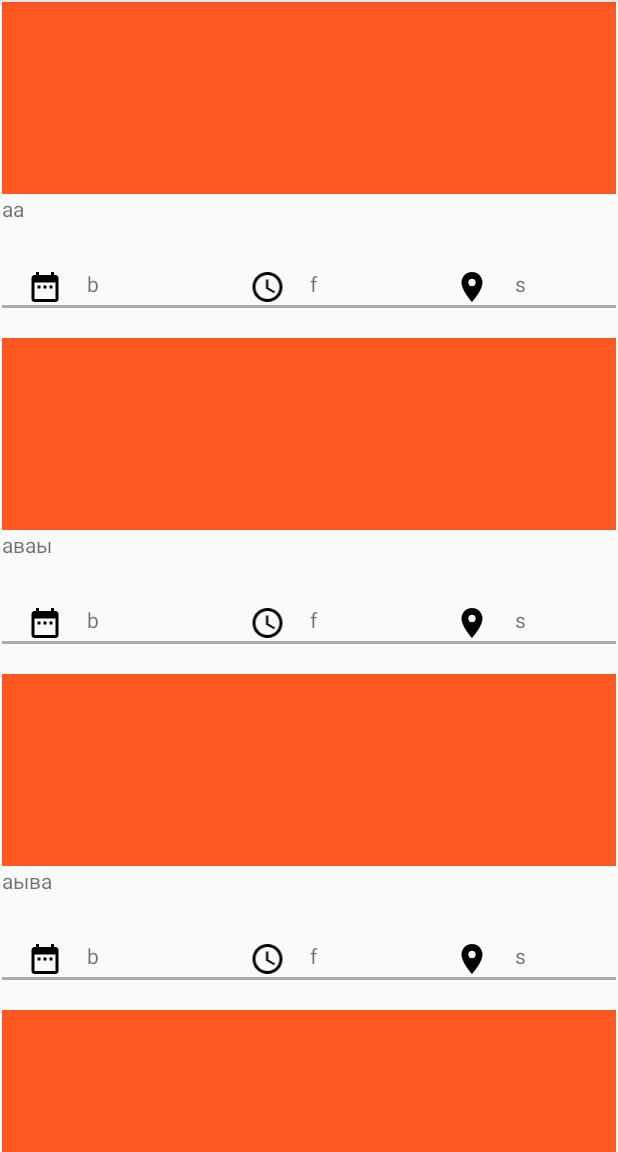
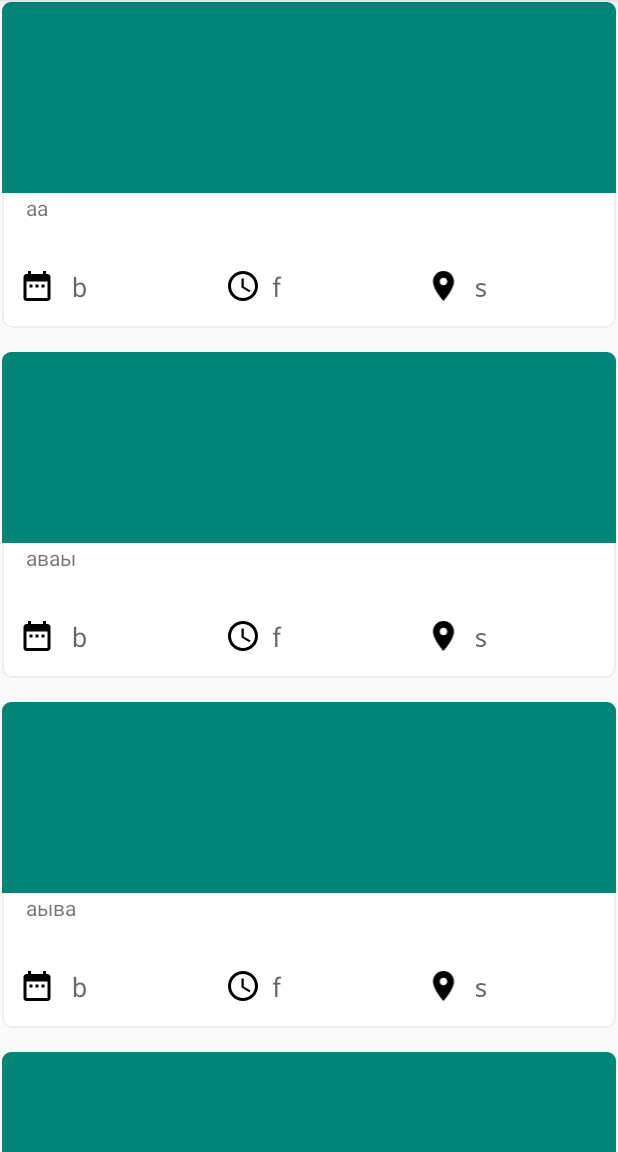
Before and after one commit to vladcto/Samsung-PartyUp, an Android app: the screen it shows after launch (MainActivity), on a phone screen of 412 x 824 dp, the part 84-1236 px from its top. Run offline under Robolectric (Android 15) with nearby library versions, the phone set to English and light mode, and no system bars.

Commit message:
Улучшил дизайн, сделал нижнее округление и нормальные отступы.

```diff
--- a/app/build.gradle
+++ b/app/build.gradle
@@ -30,4 +30,5 @@ dependencies {
     androidTestImplementation 'androidx.test.ext:junit:1.1.0'
     androidTestImplementation 'androidx.test.espresso:espresso-core:3.1.1'
     implementation 'androidx.recyclerview:recyclerview:1.1.0'
+    implementation 'androidx.cardview:cardview:1.0.0'
 }
--- /dev/null
+++ b/app/src/main/res/drawable/border.xml
@@ -0,0 +1,8 @@
+<?xml version="1.0" encoding="utf-8"?>
+<shape xmlns:android="http://schemas.android.com/apk/res/android"
+    android:shape="rectangle">
+    <stroke
+        android:width="1dp"
+        android:color="@color/colorBorder" />
+    <corners android:radius="6dp" />
+</shape>
--- /dev/null
+++ b/app/src/main/res/drawable/border_up.xml
@@ -0,0 +1,12 @@
+<shape xmlns:android="http://schemas.android.com/apk/res/android"
+    android:shape="rectangle">
+
+    <corners
+        android:bottomLeftRadius="0dp"
+        android:bottomRightRadius="0dp"
+        android:topLeftRadius="6dp"
+        android:topRightRadius="6dp" />
+
+    <solid android:color="@android:color/transparent" />
+
+</shape>
--- a/app/src/main/res/layout/list_party.xml
+++ b/app/src/main/res/layout/list_party.xml
@@ -4,18 +4,47 @@
     xmlns:tools="http://schemas.android.com/tools"
     android:layout_width="match_parent"
     android:layout_height="wrap_content"
+    android:gravity="top"
     android:orientation="vertical">
+
+    <androidx.cardview.widget.CardView
+        android:id="@+id/card_view"
+
+        android:layout_width="match_parent"
+        android:layout_height="match_parent"
+        android:layout_weight="0"
+        android:background="@drawable/border"
+        app:cardCornerRadius="6dp"
+        app:cardElevation="0dp"
+        app:cardPreventCornerOverlap="false"
+        app:cardUseCompatPadding="false">
+
+        <LinearLayout
+
+            android:layout_width="match_parent"
+            android:layout_height="match_parent"
+            android:orientation="vertical"
+            android:background="@drawable/border">
 
             <ImageView
                 android:id="@+id/imageParty"
                 android:layout_width="match_parent"
-        android:layout_height="128dp"
-        app:srcCompat="?attr/colorError" />
+                android:layout_height="127dp"
+                android:layout_gravity="bottom"
+                android:background="@drawable/border_up"
+                android:cropToPadding="true"
+                android:scaleType="fitCenter"
+                app:srcCompat="@color/colorPrimary" />
 
             <LinearLayout
                 android:layout_width="match_parent"
                 android:layout_height="wrap_content"
                 android:orientation="horizontal">
+
+                <Space
+                    android:layout_width="16dp"
+                    android:layout_height="match_parent"
+                    android:layout_weight="0" />
 
                 <TextView
                     android:id="@+id/textDescrip"
@@ -31,8 +60,8 @@
 
                 <ImageView
                     android:id="@+id/imageCalendar"
-            android:layout_width="wrap_content"
-            android:layout_height="wrap_content"
+                    android:layout_width="32dp"
+                    android:layout_height="match_parent"
                     android:layout_weight="1"
                     android:scaleType="centerInside"
                     app:srcCompat="@drawable/ic_date_range_black_24dp"
@@ -40,10 +69,11 @@
 
                 <TextView
                     android:id="@+id/textDate"
-            android:layout_width="92dp"
-            android:layout_height="wrap_content"
-            android:layout_weight="0"
-            android:text="TextView" />
+                    android:layout_width="80dp"
+                    android:layout_height="match_parent"
+                    android:layout_weight="1"
+                    android:text="TextView"
+                    android:textAppearance="@style/TextAppearance.AppCompat.Medium" />
 
                 <ImageView
                     android:id="@+id/imageView2"
@@ -54,10 +84,11 @@
 
                 <TextView
                     android:id="@+id/textTime"
-            android:layout_width="46dp"
-            android:layout_height="wrap_content"
+                    android:layout_width="80dp"
+                    android:layout_height="match_parent"
                     android:layout_weight="1"
-            android:text="TextView" />
+                    android:text="TextView"
+                    android:textAppearance="@style/TextAppearance.AppCompat.Medium" />
 
                 <ImageView
                     android:id="@+id/imageView3"
@@ -68,19 +99,24 @@
 
                 <TextView
                     android:id="@+id/textGeo"
-            android:layout_width="34dp"
-            android:layout_height="wrap_content"
+                    android:layout_width="80dp"
+                    android:layout_height="match_parent"
                     android:layout_weight="1"
-            android:text="TextView" />
+                    android:fontFamily="monospace"
+                    android:text="TextView"
+                    android:textAppearance="@style/TextAppearance.AppCompat.Medium" />
+
             </LinearLayout>
 
-    <ImageView
-        android:id="@+id/imageView"
-        android:layout_width="match_parent"
-        android:layout_height="2dp"
-        app:srcCompat="@android:color/darker_gray" />
+            <Space
+                android:layout_width="wrap_content"
+                android:layout_height="16dp"
+                android:layout_weight="1" />
+
+        </LinearLayout>
+    </androidx.cardview.widget.CardView>
 
     <Space
         android:layout_width="match_parent"
-        android:layout_height="20dp" />
+        android:layout_height="16dp" />
 </LinearLayout>
--- a/app/src/main/res/values/colors.xml
+++ b/app/src/main/res/values/colors.xml
@@ -3,4 +3,5 @@
     <color name="colorPrimary">#008577</color>
     <color name="colorPrimaryDark">#00574B</color>
     <color name="colorAccent">#D81B60</color>
+    <color name="colorBorder">#EEEEEE</color>
 </resources>
--- a/app/src/main/res/values/styles.xml
+++ b/app/src/main/res/values/styles.xml
@@ -8,4 +8,13 @@
         <item name="colorAccent">@color/colorAccent</item>
     </style>
 
+    <style name="MyCardViewStyle" parent="Theme.AppCompat.Light">
+        <item name="cardCornerRadius">2dp</item>
+        <item name="cardElevation">2dp</item>
+        <item name="contentPaddingBottom">24dp</item>
+        <item name="contentPaddingTop">24dp</item>
+        <item name="contentPaddingLeft">16dp</item>
+        <item name="contentPaddingRight">16dp</item>
+    </style>
+
 </resources>
```
Lines whose indentation alone changed are shown as unchanged.
